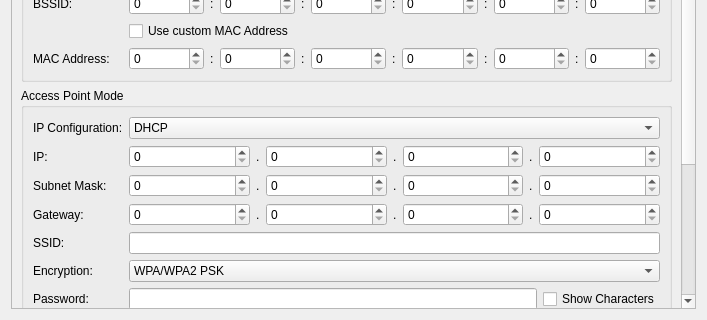
Before: the Qt Designer form src/brickv/plugin_system/plugins/master/ui/wifi2.ui in Tinkerforge/brickv, drawn with Qt 5; both pictures show x 0 to 707 and y 508 to 828 of the 707 by 828 pixel window.
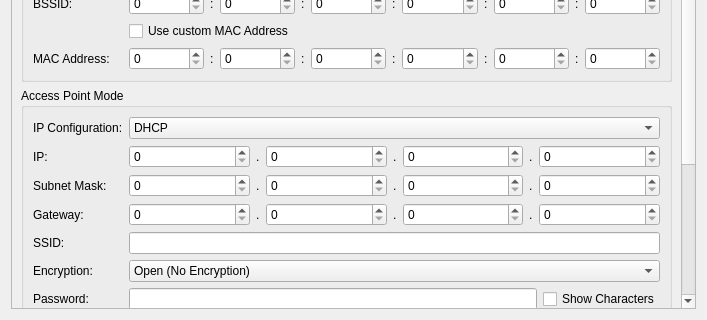
After: the same form once the commit is applied. Custom widgets are drawn as their Qt base class.

Commit message: Consistent handling of WiFi PHY mode and AP encryption between brickv and the web interface

Patch:
```diff
--- a/src/brickv/plugin_system/plugins/master/ui/wifi2.ui
+++ b/src/brickv/plugin_system/plugins/master/ui/wifi2.ui
@@ -23,7 +23,7 @@
       <property name="geometry">
        <rect>
         <x>0</x>
-        <y>0</y>
+        <y>-350</y>
         <width>673</width>
         <height>1158</height>
        </rect>
@@ -965,7 +965,7 @@
               <item row="5" column="1">
                <widget class="QComboBox" name="wifi_ap_encryption">
                 <property name="currentIndex">
-                 <number>4</number>
+                 <number>0</number>
                 </property>
                 <item>
                  <property name="text">
```
Left out of the diff: 5 changed lines with no effect on the pictures. The commit also changes 1 other file.
